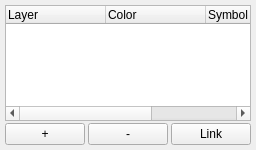
The window that glue/qt/ui/layertree.ui (glue-viz/glue) describes before a commit, drawn with Qt 5.
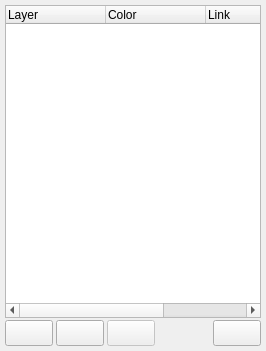
The same window after the commit. Icons and pictures are not drawn. Custom widgets are drawn as their Qt base class.

```diff
--- a/glue/qt/ui/layertree.ui
+++ b/glue/qt/ui/layertree.ui
@@ -6,8 +6,8 @@
    <rect>
     <x>0</x>
     <y>0</y>
-    <width>204</width>
-    <height>150</height>
+    <width>266</width>
+    <height>351</height>
    </rect>
   </property>
   <property name="windowTitle">
@@ -66,7 +66,7 @@
        </column>
        <column>
         <property name="text">
-         <string>Symbol</string>
+         <string>Link</string>
         </property>
        </column>
        <column>
@@ -81,21 +81,13 @@
        <property name="spacing">
         <number>3</number>
        </property>
-       <item>
-        <spacer name="horizontalSpacer">
-         <property name="orientation">
-          <enum>Qt::Horizontal</enum>
-         </property>
-         <property name="sizeHint" stdset="0">
-          <size>
-           <width>40</width>
-           <height>20</height>
-          </size>
-         </property>
-        </spacer>
-       </item>
        <item>
         <widget class="QPushButton" name="layerAddButton">
+         <property name="font">
+          <font>
+           <pointsize>11</pointsize>
+          </font>
+         </property>
          <property name="toolTip">
           <string>Add a new subset or data set</string>
          </property>
@@ -106,30 +98,108 @@
           <string/>
          </property>
          <property name="text">
-          <string>+</string>
+          <string/>
+         </property>
+         <property name="icon">
+          <iconset resource="../glue.qrc">
+           <normaloff>:/icons/glue_open.png</normaloff>:/icons/glue_open.png</iconset>
+         </property>
+         <property name="iconSize">
+          <size>
+           <width>18</width>
+           <height>18</height>
+          </size>
+         </property>
+         <property name="default">
+          <bool>false</bool>
+         </property>
+         <property name="flat">
+          <bool>false</bool>
+         </property>
+        </widget>
+       </item>
+       <item>
+        <widget class="QPushButton" name="newSubsetButton">
+         <property name="font">
+          <font>
+           <pointsize>11</pointsize>
+          </font>
+         </property>
+         <property name="toolTip">
+          <string>Create a new empty subset</string>
+         </property>
+         <property name="text">
+          <string/>
+         </property>
+         <property name="icon">
+          <iconset resource="../glue.qrc">
+           <normaloff>:/icons/glue_subset.png</normaloff>:/icons/glue_subset.png</iconset>
+         </property>
+         <property name="iconSize">
+          <size>
+           <width>16</width>
+           <height>16</height>
+          </size>
          </property>
         </widget>
        </item>
        <item>
         <widget class="QPushButton" name="layerRemoveButton">
          <property name="enabled">
-          <bool>true</bool>
+          <bool>false</bool>
+         </property>
+         <property name="font">
+          <font>
+           <pointsize>11</pointsize>
+          </font>
          </property>
          <property name="toolTip">
           <string>Remove a subset or data set from all visualizations</string>
          </property>
          <property name="text">
-          <string>-</string>
+          <string/>
+         </property>
+         <property name="icon">
+          <iconset resource="../glue.qrc">
+           <normaloff>:/icons/glue_delete.png</normaloff>:/icons/glue_delete.png</iconset>
          </property>
         </widget>
        </item>
+       <item>
+        <spacer name="horizontalSpacer_2">
+         <property name="orientation">
+          <enum>Qt::Horizontal</enum>
+         </property>
+         <property name="sizeType">
+          <enum>QSizePolicy::Expanding</enum>
+         </property>
+         <property name="sizeHint" stdset="0">
+          <size>
+           <width>20</width>
+           <height>20</height>
+          </size>
+         </property>
+        </spacer>
+       </item>
        <item>
         <widget class="QPushButton" name="linkButton">
+         <property name="enabled">
+          <bool>true</bool>
+         </property>
+         <property name="font">
+          <font>
+           <pointsize>11</pointsize>
+          </font>
+         </property>
          <property name="toolTip">
           <string>Link subsets</string>
          </property>
          <property name="text">
-          <string>Link</string>
+          <string/>
+         </property>
+         <property name="icon">
+          <iconset resource="../glue.qrc">
+           <normaloff>:/icons/glue_link.png</normaloff>:/icons/glue_link.png</iconset>
          </property>
         </widget>
        </item>
```
Left out of the diff: 8 changed lines with no effect on the pictures.
